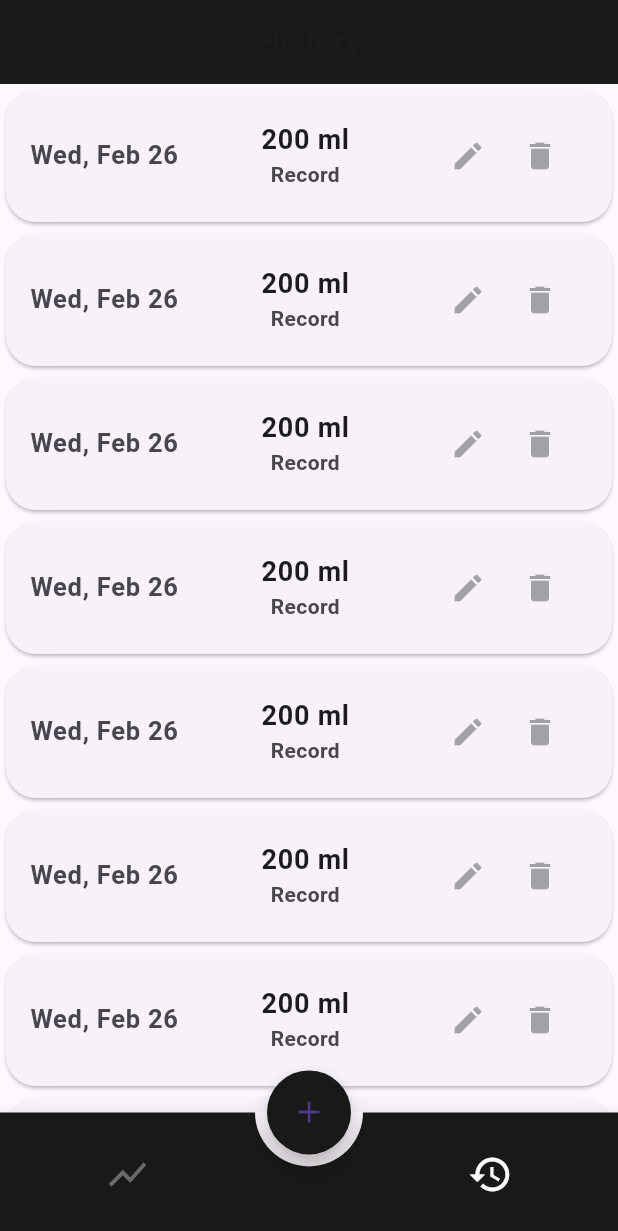
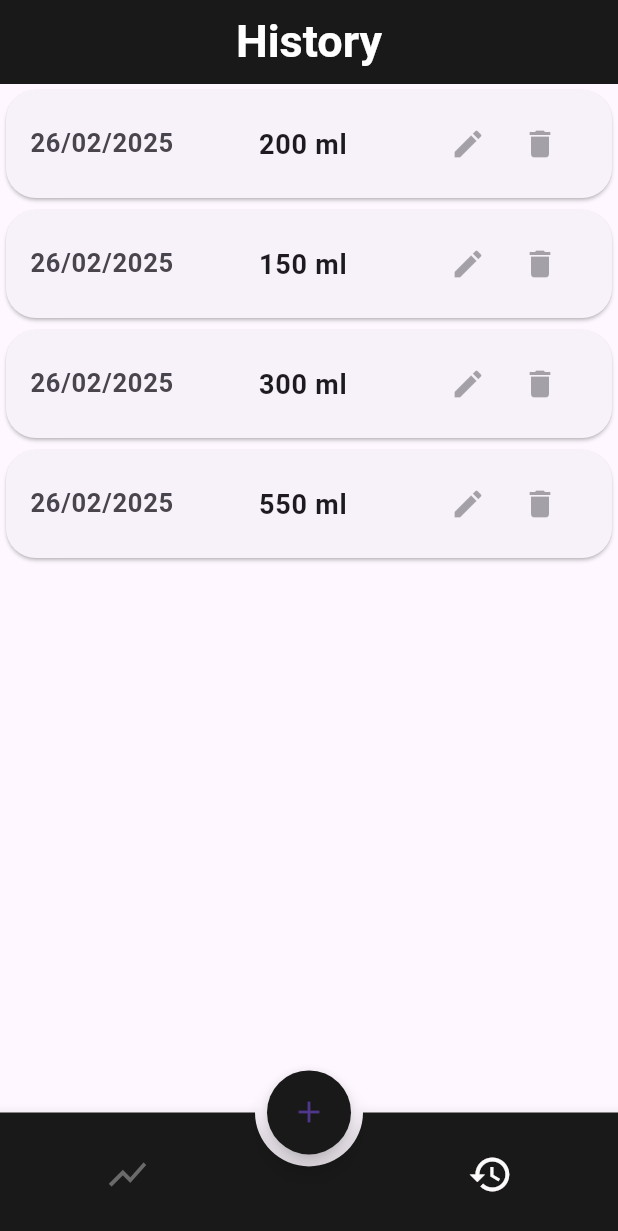
Before and after one commit to senadurgutt/WaterReminder, a Flutter app: the screen it shows after launch, item 2 of the bottom bar chosen, on a phone screen of 412 x 824 dp. Shown: the top 1231 px of the screen. Run offline on Flutter 3.47's test engine with Material 3 defaults, Android fonts, the phone set to English and light mode, and no system bars; drawn by our look-alikes of animated_bottom_navigation_bar; our stand-ins replace get.

Commit message:
added new records

```diff
--- a/lib/controllers/recordController.dart
+++ b/lib/controllers/recordController.dart
@@ -1,5 +1,17 @@
 import 'package:get/get.dart';
+import 'package:water_reminder/models/record.dart';
 
 class Recordcontroller extends GetxController {
-  var records = <Record>[].obs;
+  var records =
+      <Record>[
+        Record(date: DateTime.now(), amount: 200, note: "efergerf"),
+        Record(date: DateTime.now(), amount: 150),
+        Record(date: DateTime.now(), amount: 300, note: "bıhjknjrgerf"),
+        Record(date: DateTime.now(), amount: 550),
+      ].obs;
+
+  addRecord() {
+    records.add(Record(date: DateTime.now(), amount: 880, note: "ddddddddddd"));
+    print(records.length);
+  }
 }
--- a/lib/main.dart
+++ b/lib/main.dart
@@ -8,6 +8,7 @@ void main() {
   runApp(MyApp());
 }
 
+// ignore: must_be_immutable
 class MyApp extends StatelessWidget {
   final controller = Get.put(Recordcontroller());
 
--- a/lib/models/record.dart
+++ b/lib/models/record.dart
@@ -1,10 +1,15 @@
 class Record {
   final int amount;
   final DateTime date;
+  final String? note;
 
-  Record({required this.amount, required this.date});
+  Record({required this.amount, required this.date, this.note});
 
   factory Record.fromJson(Map<String, dynamic> json) {
-    return Record(amount: json['amount'], date: json['date']);
+    return Record(
+      amount: json['amount'],
+      date: json['date'],
+      note: json['note'],
+    );
   }
 }
--- a/lib/utils/colors.dart
+++ b/lib/utils/colors.dart
@@ -9,4 +9,5 @@ class AppColors {
   static Color textColor = Color.fromARGB(255, 168, 173, 230);
   static Color activeColor = Color.fromARGB(255, 253, 250, 250);
   static Color inactiveColor = Color.fromARGB(255, 107, 106, 106);
+  static Color buttonColor = Color.fromARGB(255, 107, 106, 106);
 }
--- a/lib/views/History.dart
+++ b/lib/views/History.dart
@@ -1,5 +1,9 @@
 import 'package:flutter/material.dart';
-import 'package:water_reminder/utils/widgets/record_list.dart';
+import 'package:get/get.dart';
+import 'package:water_reminder/controllers/recordController.dart';
+import 'package:water_reminder/models/record.dart';
+import 'package:water_reminder/utils/colors.dart';
+import 'package:intl/intl.dart';
 
 class HistoryView extends StatefulWidget {
   const HistoryView({super.key});
@@ -9,25 +13,83 @@ class HistoryView extends StatefulWidget {
 }
 
 class _HistoryViewState extends State<HistoryView> {
+  final Recordcontroller recordcontroller = Get.put(
+    Recordcontroller(),
+  ); //Getx controller sınıfını kullanabilmek için
+
   @override
   Widget build(BuildContext context) {
     return Scaffold(
-      appBar: AppBar(centerTitle: true, title: Text("History")),
-      body: ListView(
-        physics: BouncingScrollPhysics(),
-        children: [
-          RecordList(),
-          RecordList(),
-          RecordList(),
-          RecordList(),
-          RecordList(),
-          RecordList(),
-          RecordList(),
-          RecordList(),
-          RecordList(),
-          RecordList(),
-        ],
+      appBar: AppBar(
+        centerTitle: true,
+        title: Text(
+          "History",
+          style: TextStyle(
+            color: Colors.white,
+            fontWeight: FontWeight.bold,
+            fontSize: 30,
+          ),
+        ),
       ),
+      body:
+          recordcontroller.records.isEmpty
+              ? Center(
+                child: Text(
+                  "No Record",
+                  style: TextStyle(fontSize: 20, fontWeight: FontWeight.bold),
+                ),
+              )
+              : Obx(
+                () => ListView.builder(
+                  itemCount: recordcontroller.records.length,
+                  itemBuilder: (context, index) {
+                    return Card(
+                      shape: RoundedRectangleBorder(
+                        borderRadius: BorderRadius.circular(20),
+                      ),
+                      child: Padding(
+                        padding: const EdgeInsets.only(top: 8.0, bottom: 8.0),
+                        child: ListTile(
+                          leading: Text(
+                            DateFormat(
+                              'dd/MM/yyyy',
+                            ).format(recordcontroller.records[index].date),
+                            style: TextStyle(
+                              fontSize: 17,
+                              fontWeight: FontWeight.bold,
+                            ),
+                          ),
+                          title: Center(
+                            child: Text(
+                              "${recordcontroller.records[index].amount} ml",
+                              style: TextStyle(
+                                fontSize: 18,
+                                fontWeight: FontWeight.bold,
+                              ),
+                            ),
+                          ),
+
+                          trailing: Row(
+                            mainAxisSize: MainAxisSize.min,
+                            children: [
+                              IconButton(
+                                icon: Icon(Icons.edit),
+                                onPressed: null,
+                                color: AppColors.buttonColor,
+                              ),
+                              IconButton(
+                                icon: Icon(Icons.delete),
+                                onPressed: null,
+                                color: AppColors.buttonColor,
+                              ),
+                            ],
+                          ),
+                        ),
+                      ),
+                    );
+                  },
+                ),
+              ),
     );
   }
 }
--- a/lib/page/graph_view.dart
+++ b/lib/views/graph.dart
@@ -11,7 +11,17 @@ class _GraphViewState extends State<GraphView> {
   @override
   Widget build(BuildContext context) {
     return Scaffold(
-      appBar: AppBar(centerTitle: true, title: Text("Graph")),
+      appBar: AppBar(
+        centerTitle: true,
+        title: Text(
+          "Graph",
+          style: TextStyle(
+            color: Colors.white,
+            fontWeight: FontWeight.bold,
+            fontSize: 30,
+          ),
+        ),
+      ),
       body: Center(child: Text("Graph Screen")),
     );
   }
--- a/lib/views/home.dart
+++ b/lib/views/home.dart
@@ -1,6 +1,8 @@
 import 'package:animated_bottom_navigation_bar/animated_bottom_navigation_bar.dart';
 import 'package:flutter/material.dart';
-import 'package:water_reminder/page/graph_view.dart';
+import 'package:get/get.dart';
+import 'package:water_reminder/controllers/recordController.dart';
+import 'package:water_reminder/views/graph.dart';
 import 'package:water_reminder/utils/colors.dart';
 import 'package:water_reminder/views/History.dart';
 
@@ -14,6 +16,7 @@ class Home extends StatefulWidget {
 class _HomeState extends State<Home> {
   int _currentTab = 0;
   Widget selectedpages = GraphView();
+  final Recordcontroller recordcontroller = Get.put(Recordcontroller());
 
   @override
   Widget build(BuildContext context) {
@@ -22,11 +25,11 @@ class _HomeState extends State<Home> {
       body: selectedpages,
 
       floatingActionButton: FloatingActionButton(
-        child: Icon(Icons.add),
-        onPressed: null,
+        onPressed: recordcontroller.addRecord,
         backgroundColor: AppColors.backgroundColor,
 
-        shape: StadiumBorder(), //köşelere yuvarlaklık verir
+        shape: StadiumBorder(),
+        child: Icon(Icons.add), //köşelere yuvarlaklık verir
       ),
       floatingActionButtonLocation: FloatingActionButtonLocation.centerDocked,
 
```
